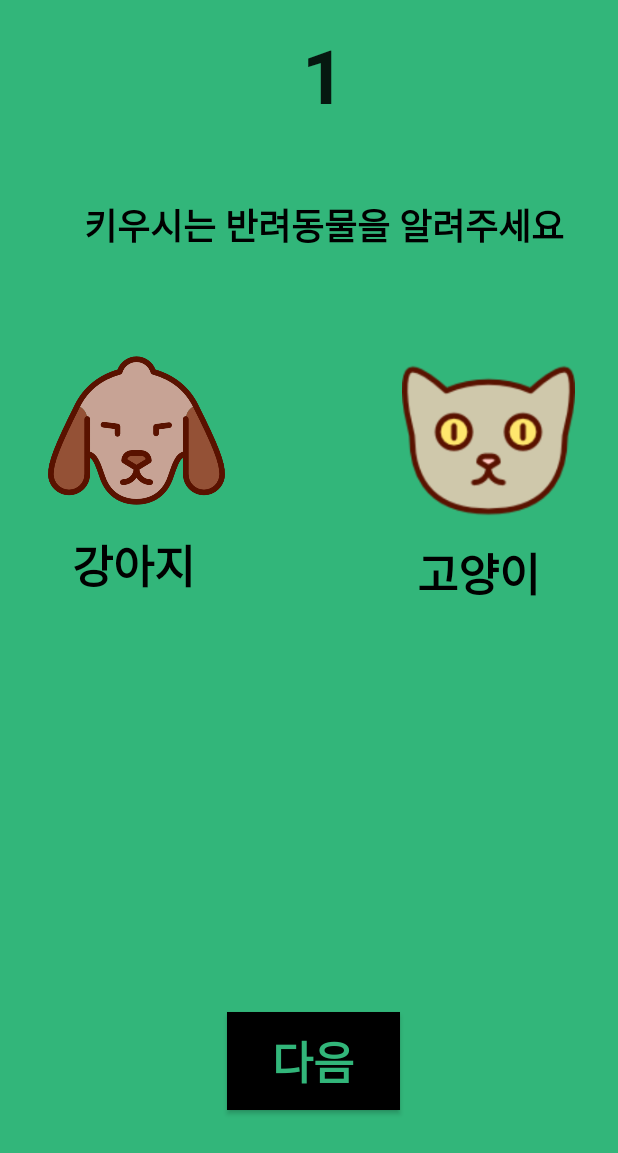
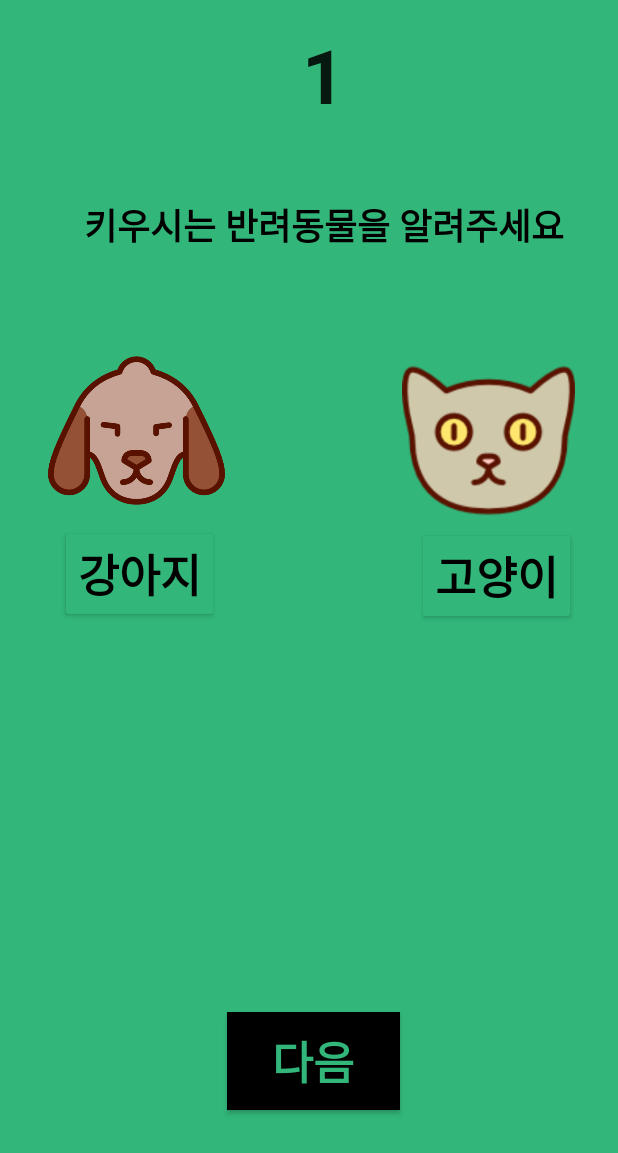
Before and after one commit to YOONSUNGHYEON/FeederPetProject, an Android app: the PetInfoActivity1 screen opened directly, with no data from a screen before it, on a phone screen of 412 x 824 dp. Shown: the top 1153 px of the screen. Run offline under Robolectric (Android 15) with nearby library versions, the phone set to English and light mode, and no system bars; network calls fail.

Commit message:
mdAndroidStudio

```diff
--- a/app/src/main/java/net/skhu/feederpetedit/PetInfoActivity1.java
+++ b/app/src/main/java/net/skhu/feederpetedit/PetInfoActivity1.java
@@ -1,24 +1,50 @@
 package net.skhu.feederpetedit;
 
 import android.content.Intent;
+import android.support.v7.app.AlertDialog;
 import android.support.v7.app.AppCompatActivity;
 import android.os.Bundle;
 import android.view.View;
 import android.widget.Button;
+import android.widget.ImageButton;
+
+
 
 public class PetInfoActivity1 extends AppCompatActivity {
-
+    static int petType = 0;
     @Override
     protected void onCreate(Bundle savedInstanceState) {
         super.onCreate(savedInstanceState);
         setContentView(R.layout.activity_pet_info1);
+        Intent intent = getIntent();
+        final String userID = intent.getStringExtra("userID");
 
         final Button nextButton = (Button)findViewById(R.id.nextButton);
+        final ImageButton dogButton = (ImageButton)findViewById(R.id.dogButton);
+        final ImageButton catButton = (ImageButton)findViewById(R.id.catButton);
+
+
+        dogButton.setOnClickListener(new View.OnClickListener() {
+            @Override
+            public void onClick(View v) {
+                petType = 2;
+                dogButton.setBackgroundColor(getResources().getColor(R.color.colorPetInfoButton));
+            }
+        });
+
+        catButton.setOnClickListener(new View.OnClickListener() {
+            @Override
+            public void onClick(View v) {
+                petType = 1;
+            }
+        });
 
         nextButton.setOnClickListener(new View.OnClickListener() {
             @Override
             public void onClick(View v) {
                 Intent nextIntent = new Intent(PetInfoActivity1.this, PetInfoActivity2.class);
+                nextIntent.putExtra("userID", userID);
+                nextIntent.putExtra("petType", petType);
                 startActivity(nextIntent);
             }
         });
--- a/app/src/main/java/net/skhu/feederpetedit/RegisterActivity.java
+++ b/app/src/main/java/net/skhu/feederpetedit/RegisterActivity.java
@@ -35,7 +35,6 @@ public class RegisterActivity extends AppCompatActivity {
             @Override
             public void onClick(View v) {
 
-
                 if(TextUtils.isEmpty(idText.getText()) || TextUtils.isEmpty(passwordText.getText())
                         || TextUtils.isEmpty(nameText.getText()) || TextUtils.isEmpty(ageText.getText())){
                     AlertDialog.Builder builder1 = new AlertDialog.Builder(RegisterActivity.this);
@@ -54,8 +53,10 @@ public class RegisterActivity extends AppCompatActivity {
                     final String petName = "";
 
                     final Response.Listener<String> responseListener = new Response.Listener<String>() {
+
                         @Override
                         public void onResponse(String response) {
+
                             try {
                                 JSONObject jsonResponse = new JSONObject(response);
                                 boolean success = jsonResponse.getBoolean("success");
@@ -81,10 +82,10 @@ public class RegisterActivity extends AppCompatActivity {
                         }
 
                     };
+
                     RegisterRequest registerRequest = new RegisterRequest(userID, userPassword, userName, userAge, petType, petName, responseListener);
                     RequestQueue queue = Volley.newRequestQueue(RegisterActivity.this);
                     queue.add(registerRequest);
-
                 }
 
 
--- a/app/src/main/res/layout/activity_pet_info1.xml
+++ b/app/src/main/res/layout/activity_pet_info1.xml
@@ -7,29 +7,30 @@
     android:background="@color/colorPrimary"
     tools:context=".MainActivity">
 
-    <TextView
+    <Button
         android:id="@+id/feederText"
-        android:layout_width="95dp"
-        android:layout_height="48dp"
-        android:layout_marginLeft="48dp"
-        android:layout_marginStart="48dp"
-        android:layout_marginTop="8dp"
+        android:layout_width="wrap_content"
+        android:layout_height="wrap_content"
+        android:layout_marginLeft="40dp"
+        android:layout_marginStart="40dp"
+        android:layout_marginTop="4dp"
         android:text="@string/dog"
         android:textColor="@android:color/black"
+        android:backgroundTint="@color/colorPrimaryDark"
         android:textSize="30sp"
         android:textStyle="bold"
         app:layout_constraintStart_toStartOf="parent"
         app:layout_constraintTop_toBottomOf="@+id/dogButton" />
 
-    <TextView
+    <Button
         android:id="@+id/realTimeText"
-        android:layout_width="90dp"
-        android:layout_height="47dp"
-        android:layout_marginEnd="44dp"
-        android:layout_marginRight="44dp"
-        android:layout_marginTop="8dp"
+        android:layout_width="wrap_content"
+        android:layout_height="wrap_content"
+        android:layout_marginEnd="28dp"
+        android:layout_marginRight="28dp"
         android:text="@string/cat"
         android:textColor="@android:color/black"
+        android:backgroundTint="@color/colorPrimaryDark"
         android:textSize="30sp"
         android:textStyle="bold"
         app:layout_constraintEnd_toEndOf="parent"
--- a/app/src/main/res/layout/activity_pet_info2.xml
+++ b/app/src/main/res/layout/activity_pet_info2.xml
@@ -45,7 +45,7 @@
         app:layout_constraintTop_toBottomOf="@+id/feederText" />
 
     <EditText
-        android:id="@+id/editText"
+        android:id="@+id/petNameEditText"
         android:layout_width="302dp"
         android:layout_height="50dp"
         android:layout_marginEnd="8dp"
@@ -80,5 +80,5 @@
         app:layout_constraintBottom_toBottomOf="parent"
         app:layout_constraintEnd_toEndOf="parent"
         app:layout_constraintStart_toStartOf="parent"
-        app:layout_constraintTop_toBottomOf="@+id/editText" />
+        app:layout_constraintTop_toBottomOf="@+id/petNameEditText" />
 </android.support.constraint.ConstraintLayout>
--- a/app/src/main/res/values/colors.xml
+++ b/app/src/main/res/values/colors.xml
@@ -3,4 +3,5 @@
     <color name="colorPrimary">#32B67A</color>
     <color name="colorPrimaryDark">#32B67A</color>
     <color name="colorAccent">#32B67A</color>
+    <color name="colorPetInfoButton">#32B67A</color>
 </resources>
```
Also changed, not shown: app/src/main/java/net/skhu/feederpetedit/LoginActivity.java (+46 -3 lines), app/src/main/java/net/skhu/feederpetedit/LoginRequest.java (added, +24 -0 lines), app/src/main/java/net/skhu/feederpetedit/PetInfoActivity2.java (+57 -2 lines), app/src/main/java/net/skhu/feederpetedit/PetInfoRequest.java (added, +27 -0 lines), app/src/main/res/layout/activity_login.xml (+13 -2 lines), app/src/main/res/layout/activity_register.xml (+17 -16 lines).
